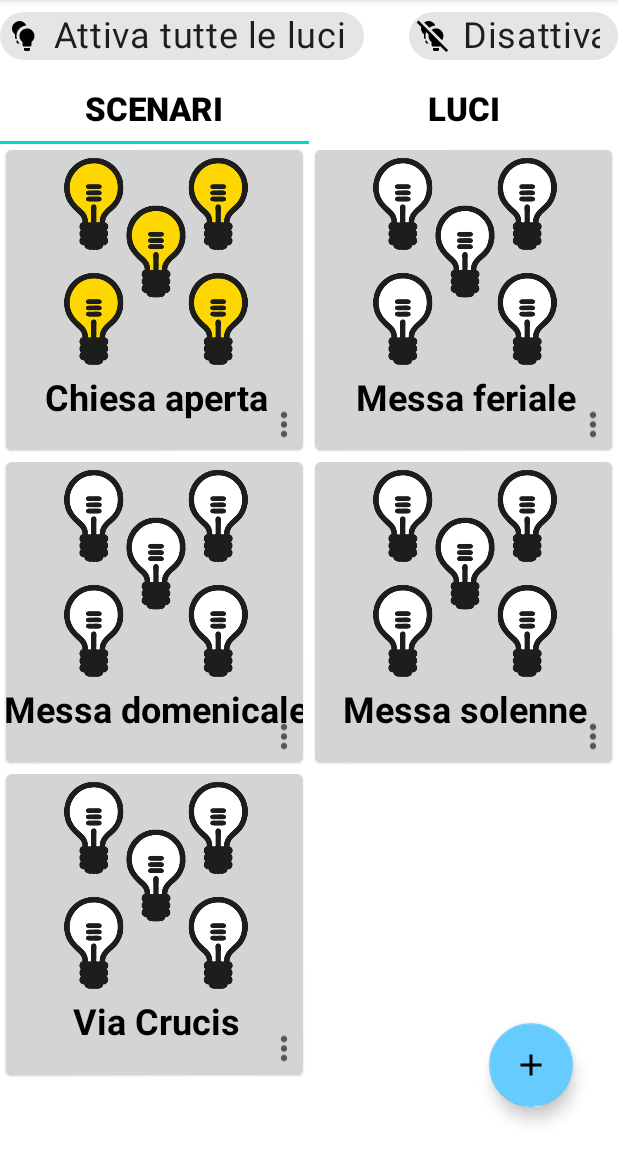
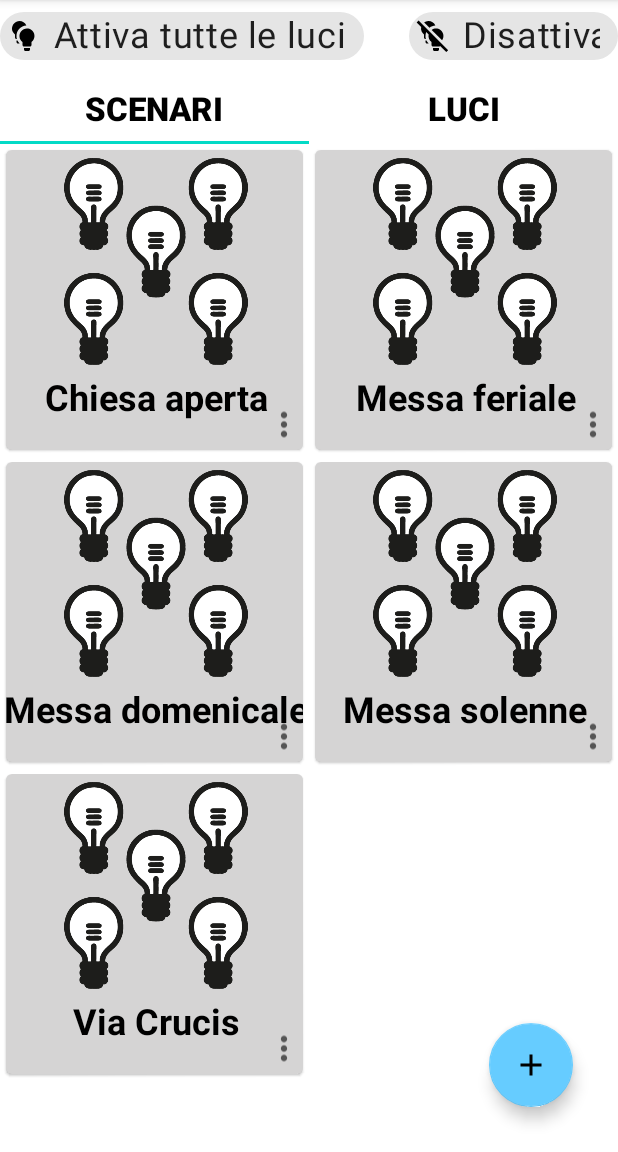
Before and after one commit to simonebenzi/ChiesaGaggiola, an Android app: the screen it shows after launch (MainActivity), after a tap on "Chiesa aperta", on a phone screen of 412 x 824 dp, the part 84-1236 px from its top. Run offline under Robolectric (Android 15) with nearby library versions, the phone set to English and light mode, and no system bars; our stand-ins replace Volley; network calls fail.

Commit message:
Risolti alcuni bug (con Arduino e tablet disconnessi)

```diff
--- a/AppChiesa/app/src/main/java/com/or/appchiesa/ScenariosFragment.java
+++ b/AppChiesa/app/src/main/java/com/or/appchiesa/ScenariosFragment.java
@@ -142,58 +142,19 @@ public class ScenariosFragment extends Fragment {
         String ipAddress = dbHelper.getIpAddress();
 
         if (!state) {
-            for (int i = 0; i < scenarioLightsList.size(); i++) {
-                Boolean lightState = dbHelper.getLightState(scenarioLightsList.get(i));
-                if (!lightState)
-                    dbHelper.updateLightState(lightState, scenarioLightsList.get(i));
-            }
-            aSwitch.switchScenarioOn(scenarioLightsList, ipAddress);
+            Drawable drawable = ContextCompat.getDrawable(getContext(), R.drawable.ic_bulb_group_on);
+            imageView.setImageDrawable(drawable);
             dbHelper.updateScenarioState(state, scenario);
-            deactivateOtherScenarios(scenario, ipAddress);
+            aSwitch.switchScenarioOn(scenario, scenarioLightsList, ipAddress, imageView);
+            getAdapter().updateRecycle("group");
         } else {
-            for (int i = 0; i < scenarioLightsList.size(); i++) {
-                Boolean lightState = dbHelper.getLightState(scenarioLightsList.get(i));
-                if (lightState)
-                    dbHelper.updateLightState(lightState, scenarioLightsList.get(i));
-            }
-            aSwitch.switchScenarioOff(scenarioLightsList, ipAddress);
+            Drawable drawable = ContextCompat.getDrawable(getContext(), R.drawable.ic_bulb_group);
+            imageView.setImageDrawable(drawable);
             dbHelper.updateScenarioState(state, scenario);
-            getAdapter().updateRecycle("group");
+            aSwitch.switchScenarioOff(scenario, scenarioLightsList, ipAddress, imageView);
         }
 
         updateLightsRecycleInter.updateLightsRecycle();
-    }
-
-    private void deactivateOtherScenarios(String scenario, String ipAddress) {
-
-        // Get all clicked scenario lights
-        String[] clickedScenarioLightsArray = convertStringToArray(dbHelper.
-                getAllScenarioLights(scenario));
-        ArrayList<String> clickedScenarioLights = new ArrayList<>(Arrays.
-                asList(clickedScenarioLightsArray));
-
-        // Get all scenarios
-        ArrayList<String> scenariosList = dbHelper.getScenariosExceptOne(scenario);
-        ArrayList<String> toSwitchOffLights = new ArrayList<>();
-
-        // Update only scenarios that are not in common
-        for (int i = 0; i < scenariosList.size(); i++) {
-            String scenarioName = scenariosList.get(i);
-            dbHelper.updateScenarioState(true, scenarioName);
-            String[] scenarioLightsArray = convertStringToArray(dbHelper.
-                    getAllScenarioLights(scenarioName));
-            ArrayList<String> scenarioLights = new ArrayList<>(Arrays.asList(scenarioLightsArray));
-            for (int j = 0; j < scenarioLights.size(); j++) {
-                if(!(clickedScenarioLights.contains(scenarioLights.get(j)))) {
-                    toSwitchOffLights.add(scenarioLights.get(j));
-                    dbHelper.updateLightState(true, scenarioLights.get(j));
-                }
-            }
-        }
-
-        // Switch off lights and update RecycleView
-        aSwitch.switchScenarioOff(toSwitchOffLights, ipAddress);
-        getAdapter().updateRecycle("group");
     }
 
     private static String[] convertStringToArray(String str) {
--- a/AppChiesa/app/src/main/java/com/or/appchiesa/Switch.java
+++ b/AppChiesa/app/src/main/java/com/or/appchiesa/Switch.java
@@ -1,9 +1,13 @@
 package com.or.appchiesa;
 
 import android.content.Context;
+import android.graphics.drawable.Drawable;
 import android.util.Log;
 import android.view.View;
+import android.widget.ImageView;
 import android.widget.Toast;
+
+import androidx.core.content.ContextCompat;
 
 import com.android.volley.AuthFailureError;
 import com.android.volley.Request;
@@ -18,125 +22,213 @@ import org.json.JSONObject;
 
 import java.io.UnsupportedEncodingException;
 import java.util.ArrayList;
+import java.util.Arrays;
 
 public class Switch {
 
     private Context context;
     private RequestQueue queue;
+    private DBHelper dbHelper;
 
     public Switch(Context context) {
         this.context = context;
         // creating a new variable for our request queue
         this.queue = Volley.newRequestQueue(context);
+        this.dbHelper = new DBHelper(context);
     }
 
-    public void switchLightOn(String ipAddress, String light) {
+    public void switchLightOn(String ipAddress, String lightName, String lightOpName, ImageView imageView) {
         // URL to make the GET request
-        String url = "http://" + ipAddress + "/" + light + "/on";
+        String url = "http://" + ipAddress + "/" + lightOpName + "/on";
         Log.e("URL", url);
 
         StringRequest request = new StringRequest(Request.Method.GET, url,
                 new Response.Listener<String>() {
                     @Override
                     public void onResponse(String response) {
-                        // Log the first 500 characters of the response string
-                        Log.i("RESPONSE", response.substring(0, 500));
+                        // Log the request was accepted
+                        Log.i("RESPONSE", "200 OK - LIGHT ON");
+                        Drawable drawable = ContextCompat.getDrawable(context, R.drawable.ic_bulb_on);
+                        imageView.setImageDrawable(drawable);
+                        dbHelper.updateLightState(false, lightName, lightOpName);
                     }
                 }, new Response.ErrorListener() {
             @Override
             public void onErrorResponse(VolleyError error) {
-                // Log the first 500 characters of the response string
+                // Log the request was denied
                 Log.e("ERROR RESPONSE", "Request not working");
+                String message = "Sistema non disponibile!";
+                Toast toast = Toast.makeText(context, message, Toast.LENGTH_LONG);
+                toast.show();
             }
         });
         // Add the request to the RequestQueue
         queue.add(request);
     }
 
-    public void switchLightOff(String ipAddress, String light) {
+    public void switchLightOff(String ipAddress, String lightName, String lightOpName, ImageView imageView) {
         // URL to make the GET request
-        String url = "http://" + ipAddress + "/" + light + "/off";
+        String url = "http://" + ipAddress + "/" + lightOpName + "/off";
         Log.e("URL", url);
 
         StringRequest request = new StringRequest(Request.Method.GET, url,
                 new Response.Listener<String>() {
                     @Override
                     public void onResponse(String response) {
-                        // Log the first 500 characters of the response string
-                        Log.i("RESPONSE", response.substring(0, 500));
+                        // Log the request was accepted
+                        Log.i("RESPONSE", "200 OK - LIGHT OFF");
+                        Drawable drawable = ContextCompat.getDrawable(context, R.drawable.ic_bulb);
+                        imageView.setImageDrawable(drawable);
+                        dbHelper.updateLightState(true, lightName, lightOpName);
                     }
                 }, new Response.ErrorListener() {
             @Override
             public void onErrorResponse(VolleyError error) {
-                // Log the first 500 characters of the response string
+                // Log the request was denied
                 Log.e("ERROR RESPONSE", "Request not working");
+                String message = "Sistema non disponibile!";
+                Toast toast = Toast.makeText(context, message, Toast.LENGTH_LONG);
+                toast.show();
             }
         });
         // Add the request to the RequestQueue
         queue.add(request);
     }
 
-    public void switchScenarioOn(ArrayList<String> lights, String ipAddress) {
+    public void switchScenarioOn(String scenario, ArrayList<String> lights, String ipAddress, ImageView imageView) {
         // List of requests
         ArrayList<StringRequest> requests = new ArrayList<StringRequest>();
 
-        for(int i = 0; i < lights.size(); i++){
+        for (int i = 0; i < lights.size(); i++) {
             // URL to make the GET request
             String url = "http://" + ipAddress + "/" + lights.get(i) + "/on";
             Log.e("URL", url);
             // Set the single request
+            int finalI = i;
             StringRequest request = new StringRequest(Request.Method.GET, url,
                     new Response.Listener<String>() {
                         @Override
                         public void onResponse(String response) {
-                            // Log the first 500 characters of the response string
-                            Log.i("RESPONSE", response.substring(0, 500));
+                            // Log the request was accepted
+                            Log.i("RESPONSE", "200 OK - LIGHT ON");
+                            Boolean lightState = dbHelper.getLightState(lights.get(finalI));
+                            if (!lightState)
+                                dbHelper.updateLightState(lightState, lights.get(finalI));
                         }
                     }, new Response.ErrorListener() {
                 @Override
                 public void onErrorResponse(VolleyError error) {
-                    // Log the first 500 characters of the response string
+                    // Log the request was denied
                     Log.e("ERROR RESPONSE", "Request not working");
+                    String message = "Sistema non disponibile!";
+                    Toast toast = Toast.makeText(context, message, Toast.LENGTH_LONG);
+                    toast.show();
+                    Drawable drawable = ContextCompat.getDrawable(context, R.drawable.ic_bulb_group);
+                    imageView.setImageDrawable(drawable);
+                    dbHelper.updateScenarioState(true, scenario);
+                }
+            });
+            requests.add(request);
+        }
+
+        // Get all other scenarios
+        ArrayList<String> scenariosList = dbHelper.getScenariosExceptOne(scenario);
+        ArrayList<String> toSwitchOffLights = new ArrayList<>();
+
+        // Update only lights that are not in common
+        for (int i = 0; i < scenariosList.size(); i++) {
+            String scenarioName = scenariosList.get(i);
+            dbHelper.updateScenarioState(true, scenarioName);
+            String[] scenarioLightsArray = convertStringToArray(dbHelper.
+                    getAllScenarioLights(scenarioName));
+            ArrayList<String> scenarioLights = new ArrayList<>(Arrays.asList(scenarioLightsArray));
+            for (int j = 0; j < scenarioLights.size(); j++) {
+                if (!(lights.contains(scenarioLights.get(j)))) {
+                    toSwitchOffLights.add(scenarioLights.get(j));
+                }
+            }
+        }
+
+        for (int i = 0; i < toSwitchOffLights.size(); i++) {
+            // URL to make the GET request
+            String url = "http://" + ipAddress + "/" + toSwitchOffLights.get(i) + "/off";
+
+            // Set the single request
+            int finalI = i;
+            StringRequest request = new StringRequest(Request.Method.GET, url,
+                    new Response.Listener<String>() {
+                        @Override
+                        public void onResponse(String response) {
+                            // Log the request was accepted
+                            Log.i("RESPONSE", "200 OK - LIGHT ON");
+                            Boolean lightState = dbHelper.getLightState(toSwitchOffLights.get(finalI));
+                            if (lightState)
+                                dbHelper.updateLightState(lightState, toSwitchOffLights.get(finalI));
+                        }
+                    }, new Response.ErrorListener() {
+                @Override
+                public void onErrorResponse(VolleyError error) {
+                    // Log the request was denied
+                    Log.e("ERROR RESPONSE", "Request not working");
+                    for(int j = 0; j < scenariosList.size(); j++) {
+                        dbHelper.updateScenarioState(false, scenariosList.get(j));
+                    }
                 }
             });
             requests.add(request);
         }
 
         // Send all requests
-        for(int i = 0; i < requests.size(); i++)
-        // Add the request to the RequestQueue
-        queue.add(requests.get(i));
+        for (int i = 0; i < requests.size(); i++)
+            // Add the request to the RequestQueue
+            queue.add(requests.get(i));
     }
 
-    public void switchScenarioOff(ArrayList<String> lights, String ipAddress) {
+    public void switchScenarioOff(String scenario, ArrayList<String> lights, String ipAddress, ImageView imageView) {
         // List of requests
         ArrayList<StringRequest> requests = new ArrayList<StringRequest>();
 
-        for(int i = 0; i < lights.size(); i++){
+        for (int i = 0; i < lights.size(); i++) {
             // URL to make the GET request
             String url = "http://" + ipAddress + "/" + lights.get(i) + "/off";
             Log.e("URL", url);
             // Set the single request
+            int finalI = i;
             StringRequest request = new StringRequest(Request.Method.GET, url,
                     new Response.Listener<String>() {
                         @Override
                         public void onResponse(String response) {
                             // Log the first 500 characters of the response string
-                            Log.i("RESPONSE", response.substring(0, 500));
+                            Log.i("RESPONSE", "200 OK - LIGHT OFF");
+                            Boolean lightState = dbHelper.getLightState(lights.get(finalI));
+                            if (lightState)
+                                dbHelper.updateLightState(lightState, lights.get(finalI));
                         }
                     }, new Response.ErrorListener() {
                 @Override
                 public void onErrorResponse(VolleyError error) {
-                    // Log the first 500 characters of the response string
+                    // Log the request was denied
                     Log.e("ERROR RESPONSE", "Request not working");
+                    String message = "Sistema non disponibile!";
+                    Toast toast = Toast.makeText(context, message, Toast.LENGTH_LONG);
+                    toast.show();
+                    Drawable drawable = ContextCompat.getDrawable(context, R.drawable.ic_bulb_group_on);
+                    imageView.setImageDrawable(drawable);
+                    dbHelper.updateScenarioState(true, scenario);
                 }
             });
             requests.add(request);
         }
 
         // Send all requests
-        for(int i = 0; i < requests.size(); i++)
+        for (int i = 0; i < requests.size(); i++)
             // Add the request to the RequestQueue
             queue.add(requests.get(i));
     }
+
+    private static String[] convertStringToArray(String str) {
+        String strSeparator = "__,__";
+        String[] arr = str.split(strSeparator);
+        return arr;
+    }
 }
```
Also changed, not shown: AppChiesa/app/src/main/java/com/or/appchiesa/LightsFragment.java (+2 -9 lines), AppChiesa/app/src/main/java/com/or/appchiesa/MainActivity.java (+4 -4 lines), 1 other file.
